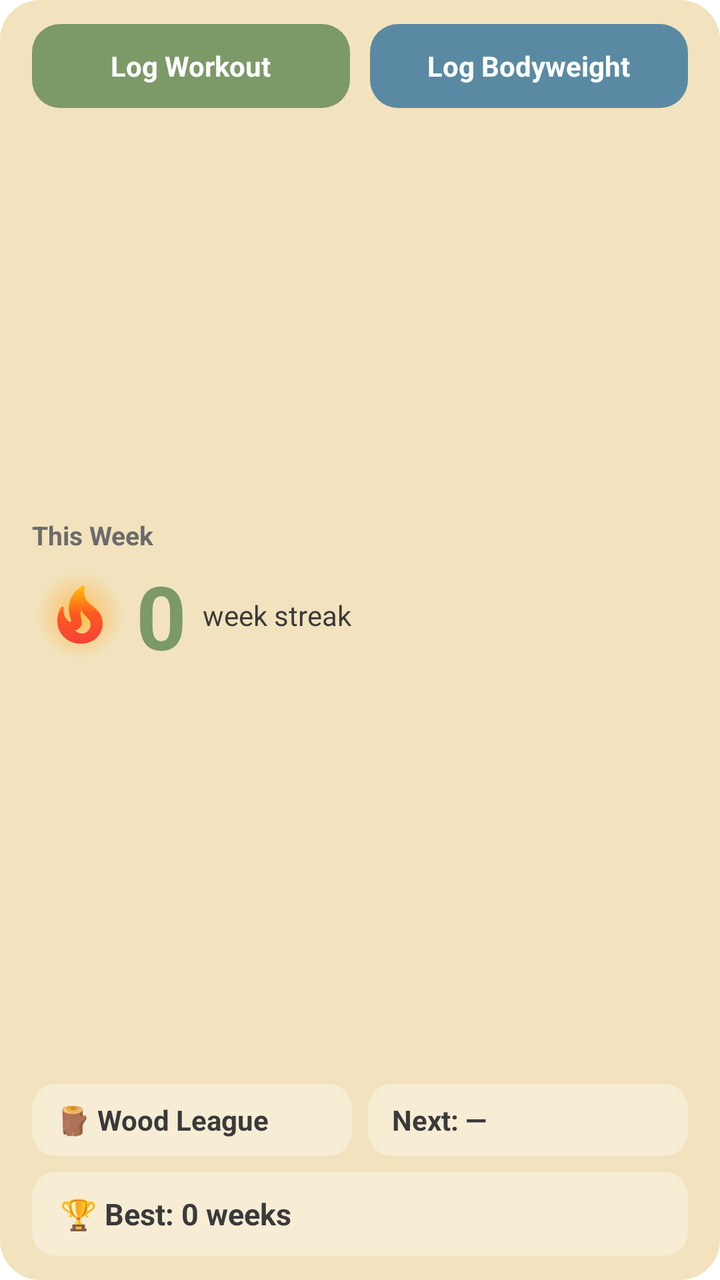
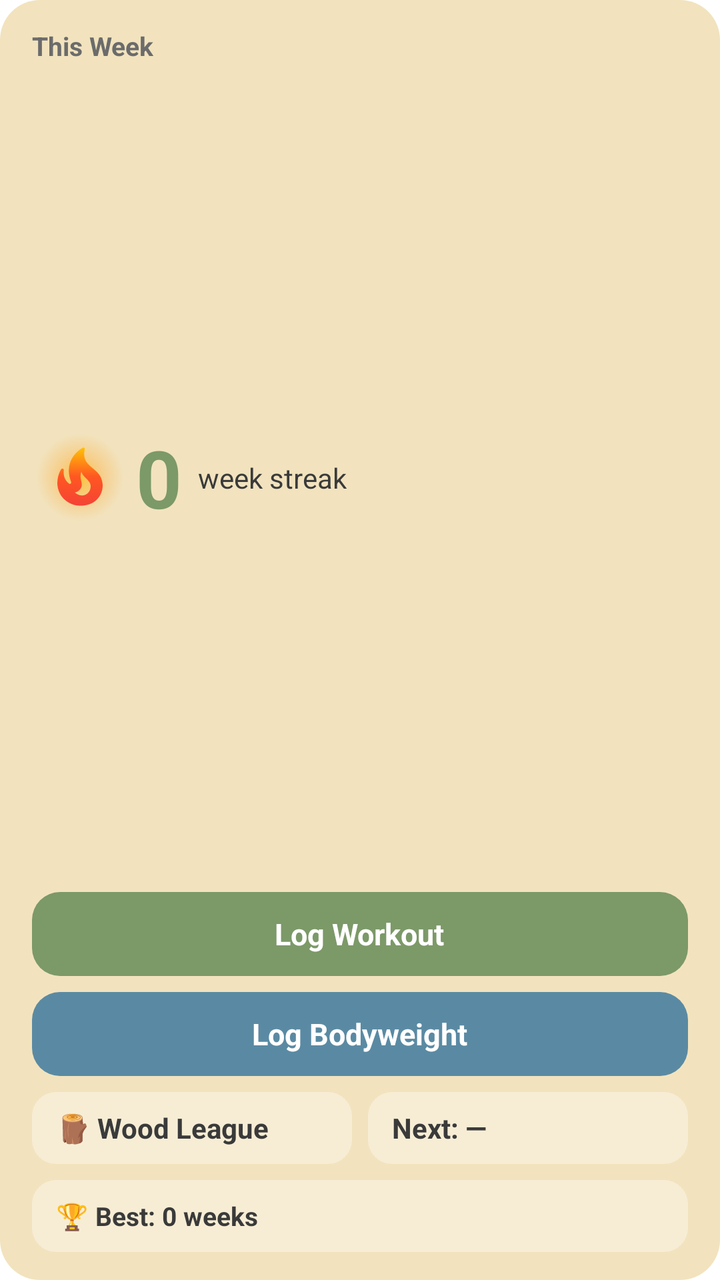

The first picture is an Android layout as it rendered before a commit; the second is the same layout after the commit. The layout source and the unified diff follow.
<!-- AndroidManifest.xml: fallback theme Theme.MaterialComponents.DayNight.NoActionBar -->
<!-- res/layout/widget_xlarge.xml -->
<?xml version="1.0" encoding="utf-8"?>
<FrameLayout xmlns:android="http://schemas.android.com/apk/res/android"
    android:id="@+id/widget_root"
    android:layout_width="match_parent"
    android:layout_height="match_parent">

    <ImageView
        android:id="@+id/bg_card"
        android:layout_width="match_parent"
        android:layout_height="match_parent"
        android:scaleType="fitXY"
        android:src="@drawable/widget_background"
        android:tint="@color/widget_background" />

    <LinearLayout
        android:layout_width="match_parent"
        android:layout_height="match_parent"
        android:orientation="vertical"
        android:paddingStart="16dp"
        android:paddingEnd="16dp"
        android:paddingTop="12dp"
        android:paddingBottom="12dp">

        <LinearLayout
            android:layout_width="match_parent"
            android:layout_height="42dp"
            android:orientation="horizontal">

            <FrameLayout
                android:id="@+id/log_button"
                android:layout_width="0dp"
                android:layout_height="match_parent"
                android:layout_weight="1"
                android:layout_marginEnd="5dp">

                <ImageView
                    android:id="@+id/log_button_bg"
                    android:layout_width="match_parent"
                    android:layout_height="match_parent"
                    android:scaleType="fitXY"
                    android:src="@drawable/widget_button_bg"
                    android:tint="@color/widget_hero" />

                <TextView
                    android:id="@+id/log_button_text"
                    android:layout_width="wrap_content"
                    android:layout_height="wrap_content"
                    android:layout_gravity="center"
                    android:maxLines="1"
                    android:text="Log Workout"
                    android:textColor="@color/widget_text_on_hero"
                    android:textSize="14sp"
                    android:textStyle="bold" />
            </FrameLayout>

            <FrameLayout
                android:id="@+id/bodyweight_button"
                android:layout_width="0dp"
                android:layout_height="match_parent"
                android:layout_weight="1"
                android:layout_marginStart="5dp">

                <ImageView
                    android:id="@+id/bodyweight_button_bg"
                    android:layout_width="match_parent"
                    android:layout_height="match_parent"
                    android:scaleType="fitXY"
                    android:src="@drawable/widget_button_bg"
                    android:tint="@color/widget_dashboard" />

                <TextView
                    android:id="@+id/bodyweight_button_text"
                    android:layout_width="wrap_content"
                    android:layout_height="wrap_content"
                    android:layout_gravity="center"
                    android:maxLines="1"
                    android:text="Log Bodyweight"
                    android:textColor="@color/widget_text_on_hero"
                    android:textSize="14sp"
                    android:textStyle="bold" />
            </FrameLayout>
        </LinearLayout>

        <FrameLayout
            android:layout_width="match_parent"
            android:layout_height="0dp"
            android:layout_weight="1" />

        <TextView
            android:id="@+id/header_text"
            android:layout_width="wrap_content"
            android:layout_height="wrap_content"
            android:text="This Week"
            android:textColor="@color/widget_text_muted"
            android:textSize="13sp"
            android:textStyle="bold" />

        <LinearLayout
            android:layout_width="match_parent"
            android:layout_height="wrap_content"
            android:layout_marginTop="2dp"
            android:orientation="horizontal"
            android:gravity="center_vertical">

            <FrameLayout
                android:layout_width="48dp"
                android:layout_height="48dp">

                <ImageView
                    android:id="@+id/fire_glow"
                    android:layout_width="match_parent"
                    android:layout_height="match_parent"
                    android:src="@drawable/widget_fire_glow" />

                <ImageView
                    android:id="@+id/fire_icon"
                    android:layout_width="34dp"
                    android:layout_height="34dp"
                    android:layout_gravity="center"
                    android:src="@drawable/ic_widget_fire_active" />
            </FrameLayout>

            <TextView
                android:id="@+id/streak_text"
                android:layout_width="wrap_content"
                android:layout_height="wrap_content"
                android:layout_marginStart="4dp"
                android:text="0"
                android:textColor="@color/widget_hero"
                android:textSize="44sp"
                android:textStyle="bold" />

            <TextView
                android:id="@+id/streak_label"
                android:layout_width="wrap_content"
                android:layout_height="wrap_content"
                android:layout_marginStart="8dp"
                android:text="week streak"
                android:textColor="@color/widget_text_dark"
                android:textSize="14sp" />
        </LinearLayout>

        <FrameLayout
            android:layout_width="match_parent"
            android:layout_height="0dp"
            android:layout_weight="1" />

        <LinearLayout
            android:layout_width="match_parent"
            android:layout_height="36dp"
            android:orientation="horizontal">

            <FrameLayout
                android:layout_width="0dp"
                android:layout_height="match_parent"
                android:layout_weight="1"
                android:layout_marginEnd="4dp">

                <ImageView
                    android:id="@+id/league_chip_bg"
                    android:layout_width="match_parent"
                    android:layout_height="match_parent"
                    android:scaleType="fitXY"
                    android:src="@drawable/widget_chip_bg"
                    android:tint="@color/widget_surface" />

                <TextView
                    android:id="@+id/league_text"
                    android:layout_width="match_parent"
                    android:layout_height="match_parent"
                    android:gravity="center_vertical"
                    android:paddingStart="12dp"
                    android:paddingEnd="12dp"
                    android:maxLines="1"
                    android:ellipsize="end"
                    android:autoSizeTextType="uniform"
                    android:autoSizeMinTextSize="10sp"
                    android:autoSizeMaxTextSize="14sp"
                    android:text="🪵 Wood League"
                    android:textColor="@color/widget_text_dark"
                    android:textSize="14sp"
                    android:textStyle="bold" />
            </FrameLayout>

            <FrameLayout
                android:layout_width="0dp"
                android:layout_height="match_parent"
                android:layout_weight="1"
                android:layout_marginStart="4dp">

                <ImageView
                    android:id="@+id/next_chip_bg"
                    android:layout_width="match_parent"
                    android:layout_height="match_parent"
                    android:scaleType="fitXY"
                    android:src="@drawable/widget_chip_bg"
                    android:tint="@color/widget_surface" />

                <TextView
                    android:id="@+id/next_workout_text"
                    android:layout_width="match_parent"
                    android:layout_height="match_parent"
                    android:gravity="center_vertical"
                    android:paddingStart="12dp"
                    android:paddingEnd="12dp"
                    android:maxLines="1"
                    android:ellipsize="end"
                    android:text="Next: —"
                    android:textColor="@color/widget_text_dark"
                    android:textSize="14sp"
                    android:textStyle="bold" />
            </FrameLayout>
        </LinearLayout>

        <FrameLayout
            android:layout_width="match_parent"
            android:layout_height="42dp"
            android:layout_marginTop="8dp">

            <ImageView
                android:id="@+id/best_chip_bg"
                android:layout_width="match_parent"
                android:layout_height="match_parent"
                android:scaleType="fitXY"
                android:src="@drawable/widget_chip_bg"
                android:tint="@color/widget_surface" />

            <LinearLayout
                android:layout_width="match_parent"
                android:layout_height="match_parent"
                android:orientation="horizontal"
                android:gravity="center_vertical"
                android:paddingStart="14dp"
                android:paddingEnd="14dp">

                <TextView
                    android:id="@+id/best_text"
                    android:layout_width="0dp"
                    android:layout_height="wrap_content"
                    android:layout_weight="1"
                    android:maxLines="1"
                    android:ellipsize="end"
                    android:text="🏆 Best: 0 weeks"
                    android:textColor="@color/widget_text_dark"
                    android:textSize="15sp"
                    android:textStyle="bold" />

                <TextView
                    android:id="@+id/best_ended_text"
                    android:layout_width="wrap_content"
                    android:layout_height="wrap_content"
                    android:layout_marginStart="8dp"
                    android:maxLines="1"
                    android:text=""
                    android:textColor="@color/widget_text_muted"
                    android:textSize="13sp" />
            </LinearLayout>
        </FrameLayout>
    </LinearLayout>
</FrameLayout>
<!-- resources referenced by this layout -->
<resources>
  <color name="widget_background">#FFF2E3BE</color>
  <color name="widget_dashboard">#FF5A8AA3</color>
  <color name="widget_hero">#FF7C9968</color>
  <color name="widget_surface">#FFF7EDD5</color>
  <color name="widget_text_dark">#FF3A3A3A</color>
  <color name="widget_text_muted">#FF6B6B6B</color>
  <color name="widget_text_on_hero">#FFFFFFFF</color>
  <!-- drawable ic_widget_fire_active (drawable) -->
  <?xml version="1.0" encoding="utf-8"?>
  <vector xmlns:android="http://schemas.android.com/apk/res/android"
      xmlns:aapt="http://schemas.android.com/aapt"
      android:width="24dp"
      android:height="24dp"
      android:viewportWidth="24"
      android:viewportHeight="24">
      <path android:pathData="M19.48,12.35c-1.57,-4.08 -7.16,-4.3 -5.81,-10.23c0.1,-0.44 -0.37,-0.78 -0.75,-0.55C9.29,3.71 6.68,8 8.87,13.62c0.18,0.46 -0.36,0.89 -0.75,0.59c-1.81,-1.37 -2,-3.34 -1.84,-4.75c0.06,-0.52 -0.62,-0.77 -0.91,-0.34C4.69,10.16 4,11.84 4,14.37c0.38,5.6 5.11,7.32 6.81,7.54c2.43,0.31 5.06,-0.14 6.95,-1.87C19.84,18.11 20.6,15.03 19.48,12.35zM10.2,17.38c1.44,-0.35 2.18,-1.39 2.38,-2.31c0.33,-1.43 -0.96,-2.83 -0.09,-5.09c0.33,1.87 3.27,3.04 3.27,5.08C15.84,17.59 13.1,19.76 10.2,17.38z">
          <aapt:attr name="android:fillColor">
              <gradient
                  android:type="linear"
                  android:startX="12"
                  android:startY="22"
                  android:endX="12"
                  android:endY="1.5">
                  <item android:offset="0" android:color="#FFF44336" />
                  <item android:offset="0.5" android:color="#FFFF5722" />
                  <item android:offset="1" android:color="#FFFFC107" />
              </gradient>
          </aapt:attr>
      </path>
  </vector>
  <!-- drawable widget_background (drawable) -->
  <?xml version="1.0" encoding="utf-8"?>
  <shape xmlns:android="http://schemas.android.com/apk/res/android" android:shape="rectangle">
      <solid android:color="#FFFFFFFF" />
      <corners android:radius="20dp" />
  </shape>
  <!-- drawable widget_button_bg (drawable) -->
  <?xml version="1.0" encoding="utf-8"?>
  <shape xmlns:android="http://schemas.android.com/apk/res/android" android:shape="rectangle">
      <solid android:color="#FFFFFFFF" />
      <corners android:radius="14dp" />
  </shape>
  <!-- drawable widget_chip_bg (drawable) -->
  <?xml version="1.0" encoding="utf-8"?>
  <shape xmlns:android="http://schemas.android.com/apk/res/android" android:shape="rectangle">
      <solid android:color="#FFFFFFFF" />
      <corners android:radius="12dp" />
  </shape>
  <!-- drawable widget_fire_glow (drawable) -->
  <?xml version="1.0" encoding="utf-8"?>
  <shape xmlns:android="http://schemas.android.com/apk/res/android" android:shape="oval">
      <gradient
          android:type="radial"
          android:gradientRadius="22dp"
          android:centerColor="#55FFA726"
          android:startColor="#AAFFB300"
          android:endColor="#00FF6D00" />
  </shape>
</resources>

<!-- the commit's change to res/layout/widget_xlarge.xml (unified diff, before → after) -->
@@ -18,73 +18,8 @@
         android:orientation="vertical"
         android:paddingStart="16dp"
         android:paddingEnd="16dp"
-        android:paddingTop="12dp"
-        android:paddingBottom="12dp">
-
-        <LinearLayout
-            android:layout_width="match_parent"
-            android:layout_height="42dp"
-            android:orientation="horizontal">
-
-            <FrameLayout
-                android:id="@+id/log_button"
-                android:layout_width="0dp"
-                android:layout_height="match_parent"
-                android:layout_weight="1"
-                android:layout_marginEnd="5dp">
-
-                <ImageView
-                    android:id="@+id/log_button_bg"
-                    android:layout_width="match_parent"
-                    android:layout_height="match_parent"
-                    android:scaleType="fitXY"
-                    android:src="@drawable/widget_button_bg"
-                    android:tint="@color/widget_hero" />
-
-                <TextView
-                    android:id="@+id/log_button_text"
-                    android:layout_width="wrap_content"
-                    android:layout_height="wrap_content"
-                    android:layout_gravity="center"
-                    android:maxLines="1"
-                    android:text="Log Workout"
-                    android:textColor="@color/widget_text_on_hero"
-                    android:textSize="14sp"
-                    android:textStyle="bold" />
-            </FrameLayout>
-
-            <FrameLayout
-                android:id="@+id/bodyweight_button"
-                android:layout_width="0dp"
-                android:layout_height="match_parent"
-                android:layout_weight="1"
-                android:layout_marginStart="5dp">
-
-                <ImageView
-                    android:id="@+id/bodyweight_button_bg"
-                    android:layout_width="match_parent"
-                    android:layout_height="match_parent"
-                    android:scaleType="fitXY"
-                    android:src="@drawable/widget_button_bg"
-                    android:tint="@color/widget_dashboard" />
-
-                <TextView
-                    android:id="@+id/bodyweight_button_text"
-                    android:layout_width="wrap_content"
-                    android:layout_height="wrap_content"
-                    android:layout_gravity="center"
-                    android:maxLines="1"
-                    android:text="Log Bodyweight"
-                    android:textColor="@color/widget_text_on_hero"
-                    android:textSize="14sp"
-                    android:textStyle="bold" />
-            </FrameLayout>
-        </LinearLayout>
-
-        <FrameLayout
-            android:layout_width="match_parent"
-            android:layout_height="0dp"
-            android:layout_weight="1" />
+        android:paddingTop="14dp"
+        android:paddingBottom="14dp">
 
         <TextView
             android:id="@+id/header_text"
@@ -97,8 +32,8 @@
 
         <LinearLayout
             android:layout_width="match_parent"
-            android:layout_height="wrap_content"
-            android:layout_marginTop="2dp"
+            android:layout_height="0dp"
+            android:layout_weight="1"
             android:orientation="horizontal"
             android:gravity="center_vertical">
 
@@ -127,7 +62,7 @@
                 android:layout_marginStart="4dp"
                 android:text="0"
                 android:textColor="@color/widget_hero"
-                android:textSize="44sp"
+                android:textSize="40sp"
                 android:textStyle="bold" />
 
             <TextView
@@ -141,13 +76,58 @@
         </LinearLayout>
 
         <FrameLayout
-            android:layout_width="match_parent"
-            android:layout_height="0dp"
-            android:layout_weight="1" />
+            android:id="@+id/log_button"
+            android:layout_width="match_parent"
+            android:layout_height="42dp">
+
+            <ImageView
+                android:id="@+id/log_button_bg"
+                android:layout_width="match_parent"
+                android:layout_height="match_parent"
+                android:scaleType="fitXY"
+                android:src="@drawable/widget_button_bg"
+                android:tint="@color/widget_hero" />
+
+            <TextView
+                android:id="@+id/log_button_text"
+                android:layout_width="wrap_content"
+                android:layout_height="wrap_content"
+                android:layout_gravity="center"
+                android:text="Log Workout"
+                android:textColor="@color/widget_text_on_hero"
+                android:textSize="15sp"
+                android:textStyle="bold" />
+        </FrameLayout>
+
+        <FrameLayout
+            android:id="@+id/bodyweight_button"
+            android:layout_width="match_parent"
+            android:layout_height="42dp"
+            android:layout_marginTop="8dp">
+
+            <ImageView
+                android:id="@+id/bodyweight_button_bg"
+                android:layout_width="match_parent"
+                android:layout_height="match_parent"
+                android:scaleType="fitXY"
+                android:src="@drawable/widget_button_bg"
+                android:tint="@color/widget_dashboard" />
+
+            <TextView
+                android:id="@+id/bodyweight_button_text"
+                android:layout_width="wrap_content"
+                android:layout_height="wrap_content"
+                android:layout_gravity="center"
+                android:text="Log Bodyweight"
+                android:textColor="@color/widget_text_on_hero"
+                android:textSize="15sp"
+                android:textStyle="bold" />
+        </FrameLayout>
 
         <LinearLayout
             android:layout_width="match_parent"
             android:layout_height="36dp"
+            android:layout_marginTop="8dp"
             android:orientation="horizontal">
 
             <FrameLayout
@@ -214,7 +194,7 @@
 
         <FrameLayout
             android:layout_width="match_parent"
-            android:layout_height="42dp"
+            android:layout_height="36dp"
             android:layout_marginTop="8dp">
 
             <ImageView
@@ -230,8 +210,8 @@
                 android:layout_height="match_parent"
                 android:orientation="horizontal"
                 android:gravity="center_vertical"
-                android:paddingStart="14dp"
-                android:paddingEnd="14dp">
+                android:paddingStart="12dp"
+                android:paddingEnd="12dp">
 
                 <TextView
                     android:id="@+id/best_text"
@@ -242,7 +222,7 @@
                     android:ellipsize="end"
                     android:text="🏆 Best: 0 weeks"
                     android:textColor="@color/widget_text_dark"
-                    android:textSize="15sp"
+                    android:textSize="13sp"
                     android:textStyle="bold" />
 
                 <TextView
@@ -253,7 +233,7 @@
                     android:maxLines="1"
                     android:text=""
                     android:textColor="@color/widget_text_muted"
-                    android:textSize="13sp" />
+                    android:textSize="12sp" />
             </LinearLayout>
         </FrameLayout>
     </LinearLayout>
